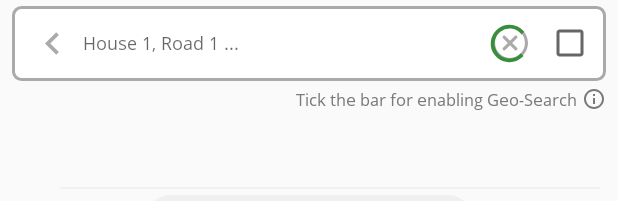
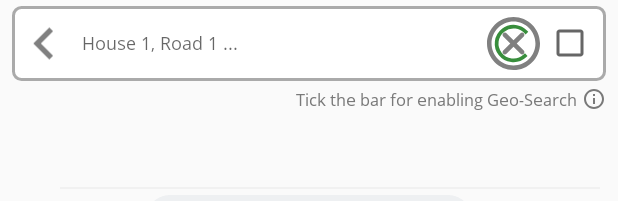
Before and after one commit to shadman-sakib/Barikoi-Demo, an Android app: the layout activity_search_place.xml on its own in the app's theme, with its tools: preview values and no code run, on a phone screen of 412 x 824 dp. Shown: the top 201 px of the screen. Run offline under Robolectric (Android 15) with nearby library versions, the phone set to English and light mode, and no system bars.

Commit message:
changed search autocomplete edittext view

```diff
--- a/app/src/main/java/com/barikoi/barikoidemo/Activity/MainDemoActivity.kt
+++ b/app/src/main/java/com/barikoi/barikoidemo/Activity/MainDemoActivity.kt
@@ -559,7 +559,8 @@ class MainDemoActivity : AppCompatActivity(), OnMapReadyCallback, PermissionsLis
                         MoreTypeView(true)
                     } else {
 
-                        nearbySerchType?.NearbySearchType(t, latitude, longitude)
+                        //nearbySerchType?.NearbySearchType(t, latitude, longitude)
+                        nearbySerchType?.NearbySearchType(t, currentLat!!, currentLng!!)
                         getnearby(t.name)
                     }
                 }
--- a/app/src/main/res/layout/activity_search_place.xml
+++ b/app/src/main/res/layout/activity_search_place.xml
@@ -50,10 +50,41 @@
             android:background="@drawable/edittext_background"
             android:weightSum="2">
 
-            <RelativeLayout
+            <LinearLayout
                 android:layout_width="match_parent"
                 android:layout_height="match_parent"
-                android:layout_weight="2">
+                android:orientation="horizontal"
+                android:layout_weight="2"
+                android:weightSum="8">
+
+                <LinearLayout
+                    android:id="@+id/layoutback"
+                    android:layout_width="0dp"
+                    android:layout_height="match_parent"
+                    android:orientation="vertical"
+                    android:layout_weight="1"
+                    android:layout_gravity="center_vertical">
+                    <ImageView
+                        android:id="@+id/imageBack"
+                        android:layout_width="match_parent"
+                        android:layout_height="match_parent"
+                        android:layout_gravity="center"
+                        android:tint="@color/defaultGray"
+                        android:src="@drawable/ic_back">
+
+                    </ImageView>
+                </LinearLayout>
+
+                <LinearLayout
+                    android:id="@+id/layoutedit"
+                    android:layout_width="0dp"
+                    android:layout_height="match_parent"
+                    android:layout_marginLeft="4dp"
+                    android:layout_marginRight="4dp"
+                    android:layout_toEndOf="@+id/layoutback"
+                    android:orientation="vertical"
+                    android:layout_weight="6"
+                    android:layout_toRightOf="@+id/layoutback">
 
                     <EditText
                         android:id="@+id/editText1"
@@ -61,11 +92,6 @@
                         android:layout_height="match_parent"
                         android:layout_weight="1"
                         android:background="@null"
-                    android:drawableRight="@drawable/ic_close"
-                    android:drawableLeft="@drawable/ic_back"
-                    android:drawableTint="@android:color/darker_gray"
-                    android:drawablePadding="5dp"
-                    android:padding="12dp"
                         android:ellipsize="end"
                         android:focusable="true"
                         android:gravity="center|fill"
@@ -75,6 +101,29 @@
                         android:singleLine="true"
                         android:transitionName="autocomplete" />
 
+
+                </LinearLayout>
+
+                <RelativeLayout
+                    android:layout_width="0dp"
+                    android:layout_height="match_parent"
+                    android:layout_marginLeft="4dp"
+                    android:orientation="vertical"
+                    android:layout_weight="1"
+                    android:layout_gravity="center_vertical"
+                    android:layout_toEndOf="@+id/layoutedit"
+                    android:weightSum="1"
+                    android:layout_toRightOf="@+id/layoutedit">
+                    <ImageView
+                        android:id="@+id/imgClose"
+                        android:layout_width="match_parent"
+                        android:layout_height="match_parent"
+                        android:padding="4dp"
+                        android:layout_weight="1"
+                        android:tint="@color/defaultGray"
+                        android:src="@drawable/ic_close">
+
+                    </ImageView>
                     <ProgressBar
                         android:id="@+id/progressBarSearchPlace"
                         style="?android:attr/progressBarStyleInverse"
@@ -85,6 +134,8 @@
                         android:layout_alignParentRight="true" />
 
                 </RelativeLayout>
+
+            </LinearLayout>
             <CheckBox
                 android:id="@+id/locationChecked"
                 android:layout_width="wrap_content"
```
Also changed, not shown: app/src/main/java/com/barikoi/barikoidemo/Activity/SearchPlaceActivity.java (+64 -29 lines). Lines whose indentation alone changed are shown as unchanged.
